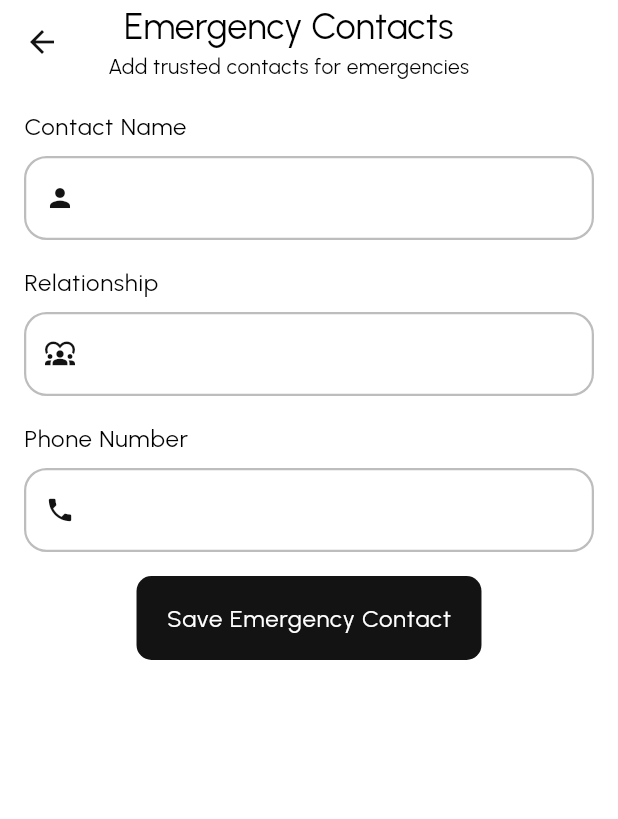
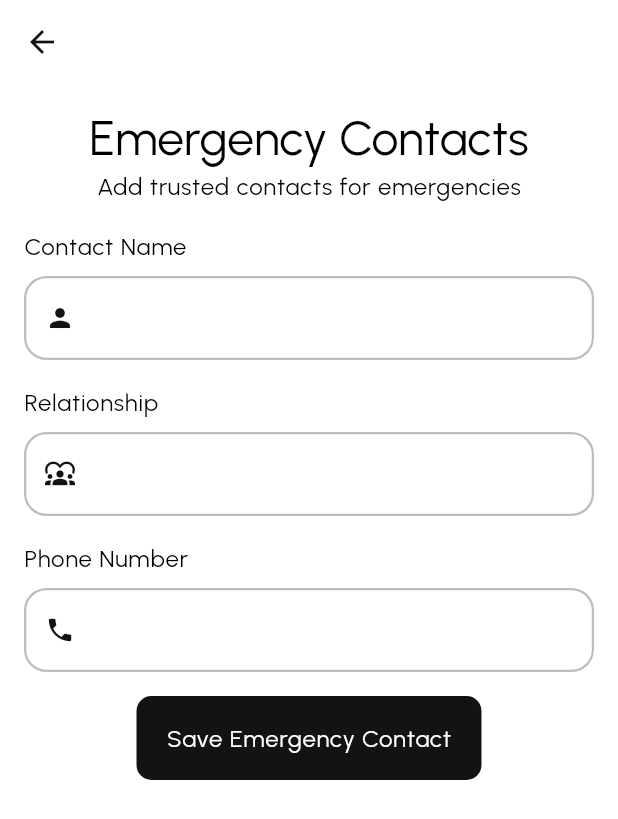
Before and after one commit to mallik-amaan/Safe-Pak, a Flutter app: the EmergencyDetailsScreen screen opened by its route, on a phone screen of 412 x 824 dp. Shown: the top 819 px of the screen. Run offline on Flutter 3.47's test engine with Material 3 defaults, Android fonts, the phone set to English and light mode, and no system bars; our stand-ins replace bloc, cloud_firestore, dartz, date_time_picker, equatable, firebase_auth and 14 more; missing offline and left inert: shake; accounts and stored records are empty.

Commit message:
Emergency SOS changed

```diff
--- a/lib/features/emeregency_sos/presentation/screens/emergency_details.dart
+++ b/lib/features/emeregency_sos/presentation/screens/emergency_details.dart
@@ -10,25 +10,21 @@ class EmergencyDetailsScreen extends StatelessWidget {
   @override
   Widget build(BuildContext context) {
     return Scaffold(
-        appBar: AppBar(
-          title: Column(
-            children: [
-              Text(
-                "Emergency Contacts",
-                style: Theme.of(context).textTheme.headlineSmall,
-              ),
-              Text(
-                "Add trusted contacts for emergencies",
-                style: Theme.of(context).textTheme.bodyMedium,
-              ),
-            ],
-          ),
-        ),
+        appBar: AppBar(),
         body: SingleChildScrollView(
           child: Padding(
             padding: const EdgeInsets.all(16.0),
             child: Column(
               children: [
+                    Text(
+                "Emergency Contacts",
+                style: Theme.of(context).textTheme.headlineLarge,
+              ),
+              Text(
+                "Add trusted contacts for emergencies",
+                style: Theme.of(context).textTheme.bodyLarge
+              ),
+              const SizedBox(height: 16,),
                 EmergencyContactDetailScreen(
                     icon: Icons.person,
                     controller: nameController,
```
Also changed, not shown: 4 other files.
